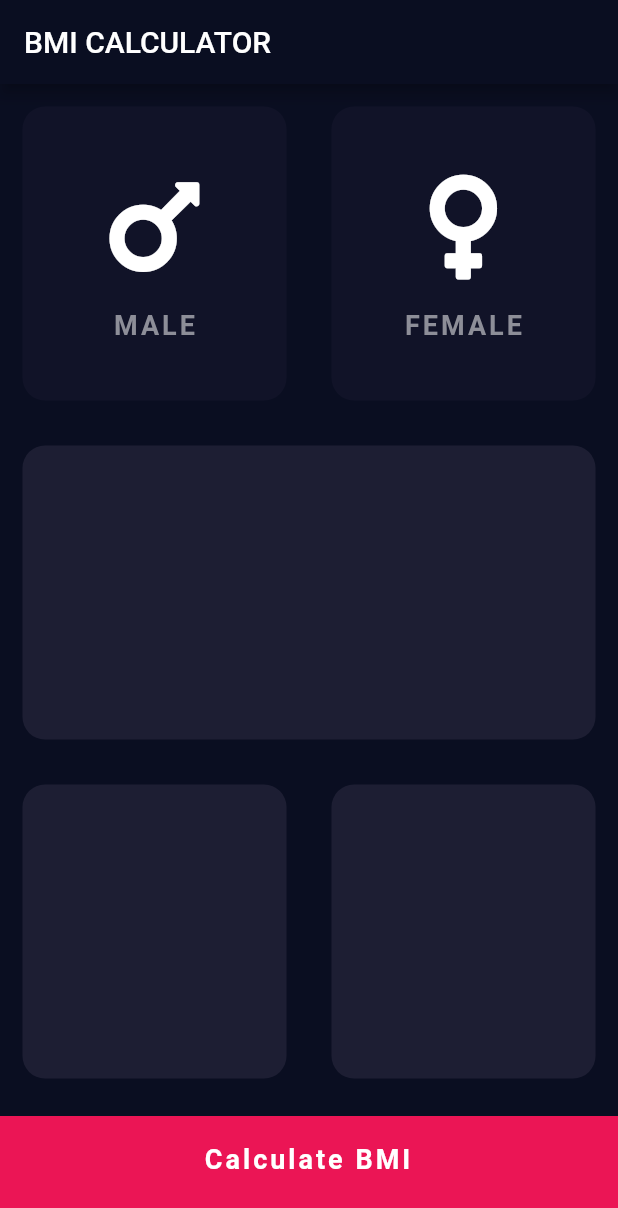
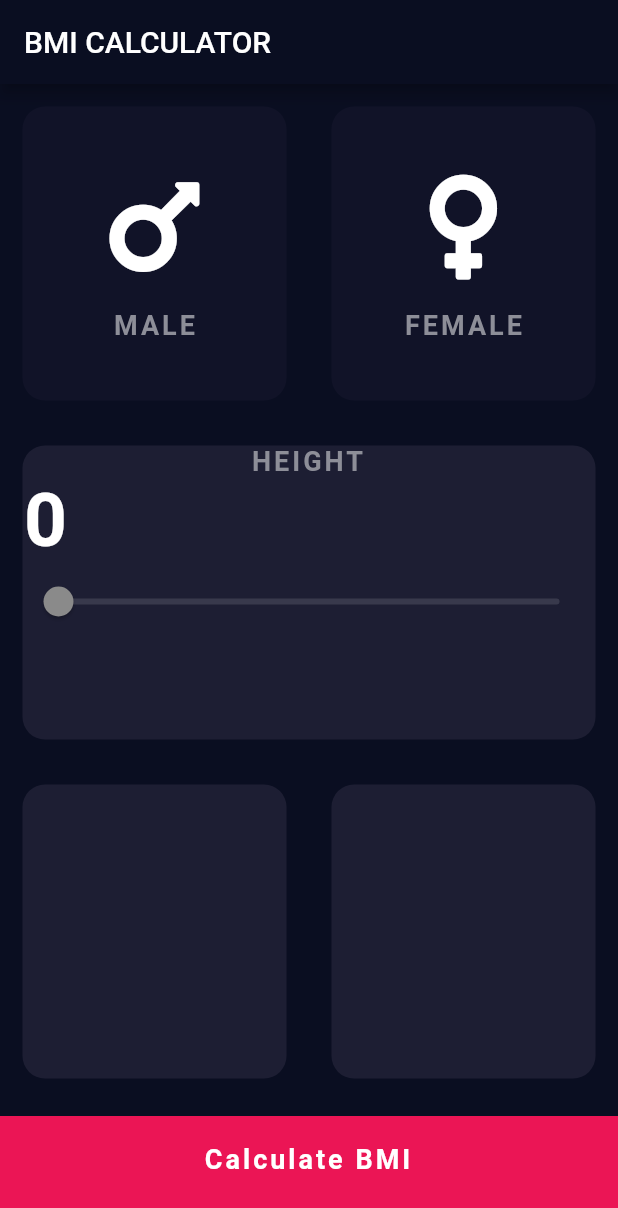
Before and after one commit to nouhben/myBMI, a Flutter app: the screen it shows after launch, on a phone screen of 412 x 824 dp. Shown: the top 1208 px of the screen. Run offline on Flutter 3.47's test engine with Material 2 defaults, Android fonts, the light colour scheme and no system bars; our stand-ins replace font_awesome_flutter.

Commit message:
Added a slider added constant file for consts Refactoring some code

```diff
--- /dev/null
+++ b/lib/constants.dart
@@ -0,0 +1,14 @@
+import 'package:flutter/material.dart';
+
+const double kBottomContainerHeight = 80.0;
+const Color kActiveCardColor = Color(0xff1D1E33);
+const Color kInactiveCardColor = Color(0xff111328);
+const Color kBottomContainerColor = Color(0xffEB1555);
+
+const TextStyle kLabelStyle =
+    TextStyle(color: Color(0xff8D8E98), fontSize: 18.0);
+const TextStyle kNumberStyle = TextStyle(
+  color: Colors.white,
+  fontWeight: FontWeight.bold,
+  fontSize: 50.0,
+);
--- a/lib/icon_content.dart
+++ b/lib/icon_content.dart
@@ -1,7 +1,6 @@
 import 'package:flutter/material.dart';
 
-const TextStyle labelStyle =
-    TextStyle(color: Color(0xff8D8E98), fontSize: 18.0);
+import 'constants.dart';
 
 class IconContent extends StatelessWidget {
   final String label;
@@ -17,7 +16,7 @@ class IconContent extends StatelessWidget {
           size: 80.0,
         ),
         SizedBox(height: 15.0),
-        Text(label, style: labelStyle),
+        Text(label, style: kLabelStyle),
       ],
     );
   }
--- a/lib/input_page.dart
+++ b/lib/input_page.dart
@@ -2,12 +2,9 @@ import 'package:flutter/material.dart';
 import 'package:font_awesome_flutter/font_awesome_flutter.dart';
 import 'package:mybmi/reusable_card.dart';
 
+import 'constants.dart';
 import 'icon_content.dart';
 
-const double bottomContainerHeight = 80.0;
-const Color activeCardColor = Color(0xff1D1E33);
-const Color inactiveCardColor = Color(0xff111328);
-const Color bottomContainerColor = Color(0xffEB1555);
 enum Gender { Male, Female }
 
 class InputPage extends StatefulWidget {
@@ -37,7 +34,7 @@ class _InputPageState extends State<InputPage> {
 //    }
 //  }
   Gender _selectedGender;
-
+  int _height = 0;
   @override
   Widget build(BuildContext context) {
     return Scaffold(
@@ -45,6 +42,7 @@ class _InputPageState extends State<InputPage> {
         title: Text('BMI CALCULATOR'),
       ),
       body: Column(
+        crossAxisAlignment: CrossAxisAlignment.stretch,
         children: [
           Expanded(
               child: Row(
@@ -75,8 +73,8 @@ class _InputPageState extends State<InputPage> {
                     });
                   },
                   colour: _selectedGender == Gender.Male
-                      ? activeCardColor
-                      : inactiveCardColor,
+                      ? kActiveCardColor
+                      : kInactiveCardColor,
                   childCard: IconContent(
                     label: 'MALE',
                     iconName: FontAwesomeIcons.mars,
@@ -91,8 +89,8 @@ class _InputPageState extends State<InputPage> {
                     });
                   },
                   colour: _selectedGender == Gender.Female
-                      ? activeCardColor
-                      : inactiveCardColor,
+                      ? kActiveCardColor
+                      : kInactiveCardColor,
                   childCard: IconContent(
                     label: 'FEMALE',
                     iconName: FontAwesomeIcons.venus,
@@ -102,25 +100,48 @@ class _InputPageState extends State<InputPage> {
             ],
           )),
           Expanded(
-            child: ReusableCard(colour: activeCardColor),
+            child: ReusableCard(
+              colour: kActiveCardColor,
+              childCard: Column(
+                children: [
+                  Text(
+                    'HEIGHT',
+                    style: kLabelStyle,
+                    textAlign: TextAlign.center,
+                  ),
+                  Row(
+                    children: [
+                      Text(
+                        '$_height',
+                        style: kNumberStyle,
+                      ),
+                    ],
+                  ),
+                  Slider(
+                    value: 0,
+                    onChanged: null,
+                  )
+                ],
+              ),
+            ),
           ),
           Expanded(
             child: Row(
               children: [
                 Expanded(
-                  child: ReusableCard(colour: activeCardColor),
+                  child: ReusableCard(colour: kActiveCardColor),
                 ),
                 Expanded(
-                  child: ReusableCard(colour: activeCardColor),
+                  child: ReusableCard(colour: kActiveCardColor),
                 ),
               ],
             ),
           ),
           Container(
             width: double.infinity,
-            height: bottomContainerHeight,
+            height: kBottomContainerHeight,
             margin: EdgeInsets.only(top: 10.0),
-            color: bottomContainerColor,
+            color: kBottomContainerColor,
             child: Padding(
               padding: const EdgeInsets.all(18.0),
               child: Text(
```
